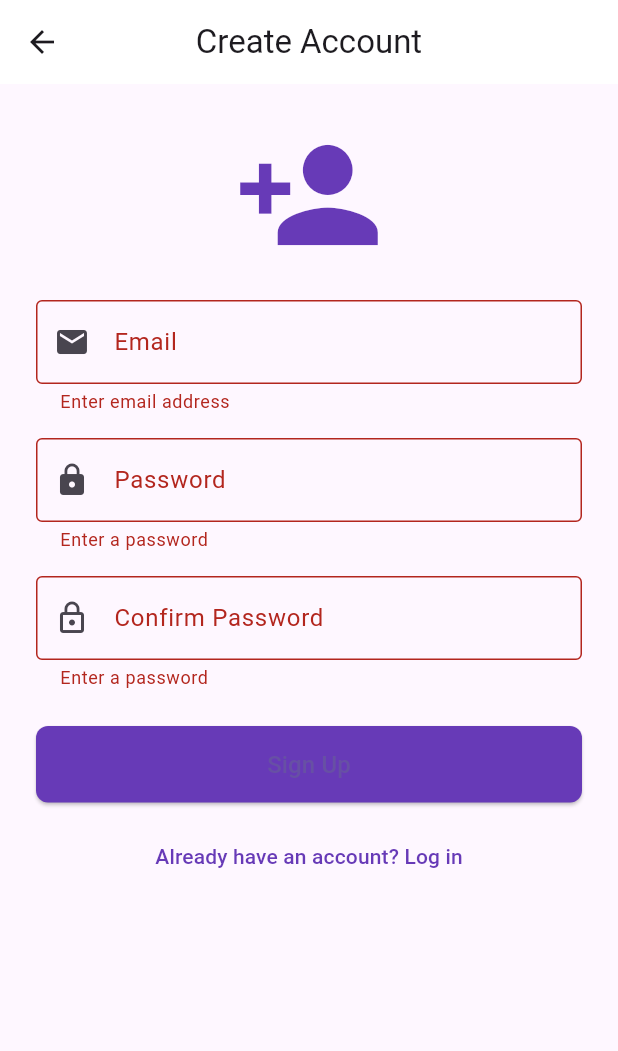
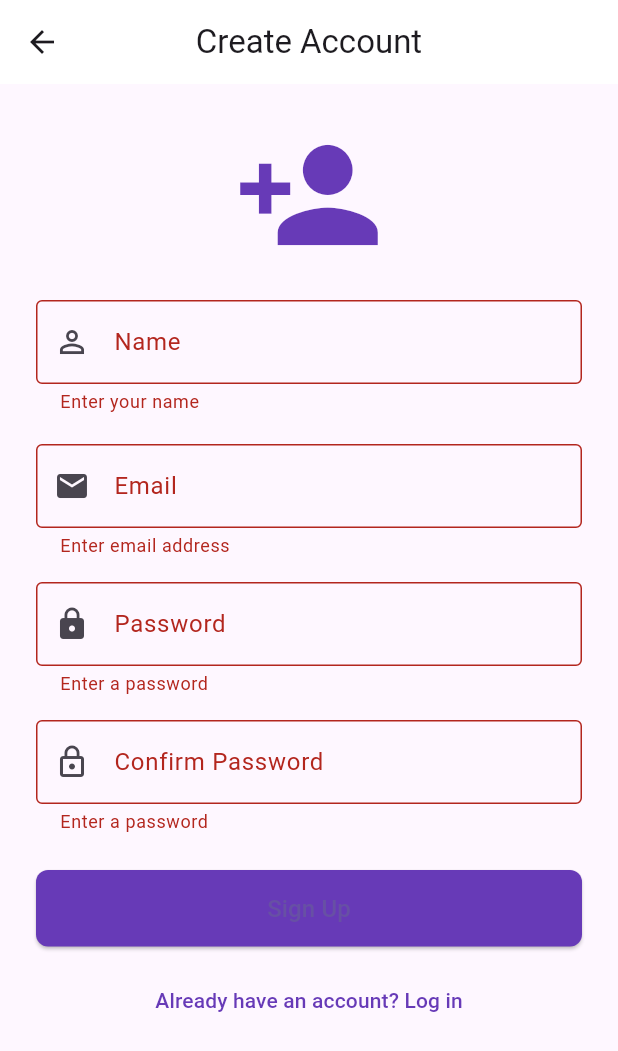
Before and after one commit to bjurd/flutter-concamp, a Flutter app: the SignUp screen opened by its route, after a tap on "Sign Up", on a phone screen of 412 x 824 dp. Shown: the top 1051 px of the screen. Run offline on Flutter 3.47's test engine with Material 3 defaults, Android fonts, the phone set to English and light mode, and no system bars; our stand-ins replace cloud_firestore, firebase_auth, firebase_core; accounts and stored records are empty.

Commit message:
Add user names

```diff
--- a/lib/screens/signup.dart
+++ b/lib/screens/signup.dart
@@ -10,6 +10,7 @@ class SignUp extends StatefulWidget {
 
 class _SignUpState extends State<SignUp> {
   final FormKey = GlobalKey<FormState>();
+  final NameController = TextEditingController();
   final EmailController = TextEditingController();
   final PasswordController = TextEditingController();
   final VerifyController = TextEditingController();
@@ -31,6 +32,23 @@ class _SignUpState extends State<SignUp> {
               crossAxisAlignment: CrossAxisAlignment.stretch,
               children: [
                 Icon(Icons.person_add, size: 100, color: Colors.deepPurple),
+
+                SizedBox(height: 20),
+
+                TextFormField(
+                  controller: NameController,
+                  decoration: InputDecoration(
+                    labelText: "Name",
+                    border: OutlineInputBorder(),
+                    prefixIcon: Icon(Icons.perm_identity),
+                  ),
+                  validator: (value) {
+                    if (value == null || value.length < 1) {
+                      return "Enter your name";
+                    }
+                    return null;
+                  },
+                ),
 
                 SizedBox(height: 20),
 
@@ -95,6 +113,7 @@ class _SignUpState extends State<SignUp> {
                     if (!FormKey.currentState!.validate()) return;
 
                     String? Message = await Auth.SignUp(
+                      NameController.text,
                       EmailController.text,
                       PasswordController.text,
                     );
--- a/lib/services/auth.dart
+++ b/lib/services/auth.dart
@@ -1,22 +1,12 @@
 import 'package:firebase_auth/firebase_auth.dart';
+
+import 'package:concamp/services/firestore.dart';
 
 class Auth
 {
-  static Future<String?> SignUp(String Email, String Password) async
+  static Future<String?> SignUp(String Name, String Email, String Password) async
   {
-    try
-    {
-      await FirebaseAuth.instance.createUserWithEmailAndPassword(
-          email: Email,
-          password: Password
-      );
-
-      return null;
-    }
-    on FirebaseAuthException catch (e)
-    {
-      return e.message ?? "Failed to sign up";
-    }
+    return await Firestore.CreateUser(Name, Email, Password);
   }
 
   static Future<String?> Login(String Email, String Password) async
```
Also changed, not shown: lib/models/post.dart (+16 -2 lines), lib/services/firestore.dart (+36 -0 lines).
